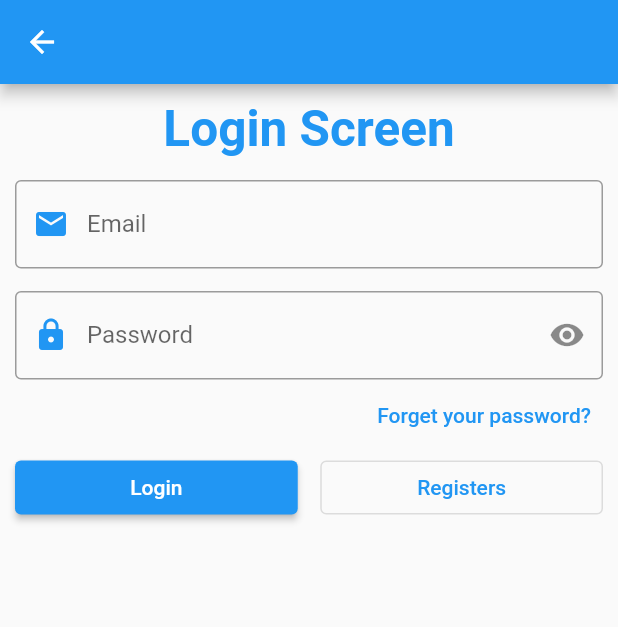
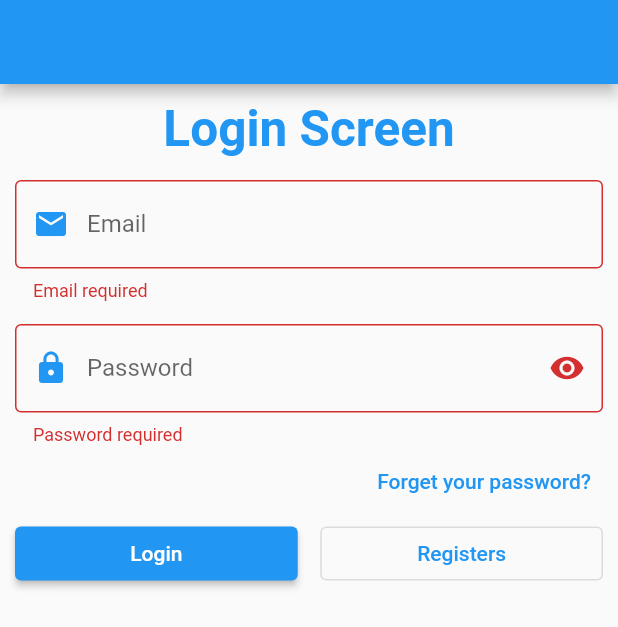
Before and after one commit to amir58/FlutterHti22G1, a Flutter app: the ThirdScreen screen opened directly, after a tap on "Login", on a phone screen of 412 x 824 dp. Shown: the top 627 px of the screen. Run offline on Flutter 3.47's test engine with Material 2 defaults, Android fonts, the light colour scheme and no system bars; network calls fail.

Commit message:
Session 12

```diff
--- a/lib/main.dart
+++ b/lib/main.dart
@@ -1,4 +1,5 @@
 import 'package:flutter/material.dart';
+import 'package:hti22one/assets_screen.dart';
 import 'package:hti22one/bmi/bmi.dart';
 import 'package:hti22one/contacts_screen.dart';
 import 'package:hti22one/messenger/messenger_screen.dart';
@@ -32,7 +33,7 @@ class MyApp extends StatelessWidget {
       ),
       darkTheme: ThemeData(primarySwatch: Colors.brown),
       themeMode: ThemeMode.light,
-      home: BmiScreen(),
+      home: ThirdScreen(),
     );
   }
 }
--- a/lib/third_screen.dart
+++ b/lib/third_screen.dart
@@ -1,7 +1,14 @@
 import 'package:flutter/material.dart';
 
-class ThirdScreen extends StatelessWidget {
+class ThirdScreen extends StatefulWidget {
   const ThirdScreen({Key? key}) : super(key: key);
+
+  @override
+  State<ThirdScreen> createState() => _ThirdScreenState();
+}
+
+class _ThirdScreenState extends State<ThirdScreen> {
+  final GlobalKey<FormState> formKey = GlobalKey<FormState>();
 
   @override
   Widget build(BuildContext context) {
@@ -10,6 +17,8 @@ class ThirdScreen extends StatelessWidget {
       body: Container(
         padding: const EdgeInsets.all(10),
         width: double.infinity,
+        child: Form(
+          key: formKey,
           child: Column(
             // crossAxisAlignment: CrossAxisAlignment.center,
             children: [
@@ -24,6 +33,15 @@ class ThirdScreen extends StatelessWidget {
               const SizedBox(height: 15),
               TextFormField(
                 // initialValue: "@gmail.com",
+                validator: (value) {
+                  if (value!.isEmpty) {
+                    return "Email required";
+                  }
+                  if (!value.contains("@") || !value.contains(".")) {
+                    return "Email not valid";
+                  }
+                  return null;
+                },
                 enabled: true,
                 maxLines: 1,
                 keyboardType: TextInputType.emailAddress,
@@ -39,6 +57,16 @@ class ThirdScreen extends StatelessWidget {
               ),
               const SizedBox(height: 15),
               TextFormField(
+                validator: (value) {
+                  if(value!.isEmpty){
+                    return "Password required";
+                  }
+                  if(value.length < 8){
+                    return "Password must be at least 8 characters";
+                  }
+
+                  return null;
+                },
                 enabled: true,
                 maxLines: 1,
                 obscureText: true,
@@ -73,7 +101,14 @@ class ThirdScreen extends StatelessWidget {
                   Expanded(
                     flex: 1,
                     child: ElevatedButton(
-                    onPressed: () {},
+                      onPressed: () {
+                        if (formKey.currentState!.validate()) {
+                          print('Valid');
+                        }
+                        else{
+                          print('ERROR');
+                        }
+                      },
                       child: const Text("Login"),
                     ),
                   ),
@@ -90,6 +125,7 @@ class ThirdScreen extends StatelessWidget {
             ],
           ),
         ),
+      ),
     );
   }
 }
--- a/pubspec.yaml
+++ b/pubspec.yaml
@@ -58,9 +58,8 @@ flutter:
   uses-material-design: true
 
   # To add assets to your application, add an assets section, like this:
-  # assets:
-  #   - images/a_dot_burr.jpeg
-  #   - images/a_dot_ham.jpeg
+  assets:
+     - images/
 
   # An image asset can refer to one or more resolution-specific "variants", see
   # https://flutter.dev/assets-and-images/#resolution-aware
```
Also changed, not shown: lib/assets_screen.dart (added, +17 -0 lines), lib/messenger/messenger_screen.dart (+19 -31 lines), lib/messenger/my_circle_icon_button.dart (added, +26 -0 lines), lib/messenger/my_search_view.dart (added, +28 -0 lines), images/image.jpg (added). Lines whose indentation alone changed are shown as unchanged.
